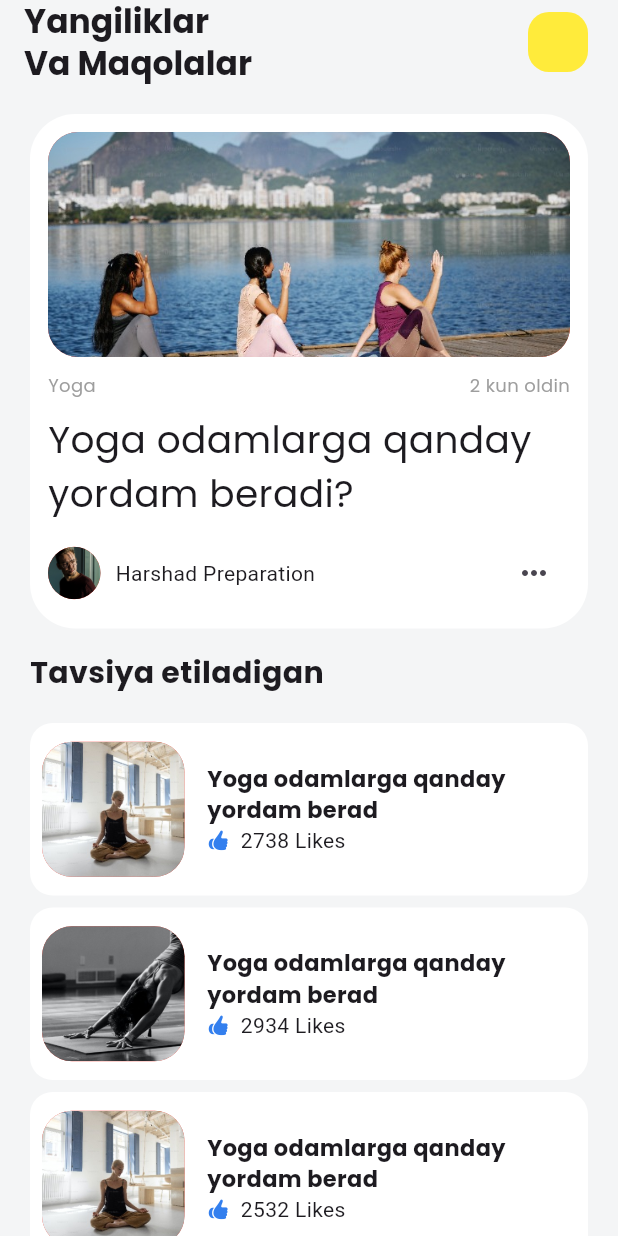
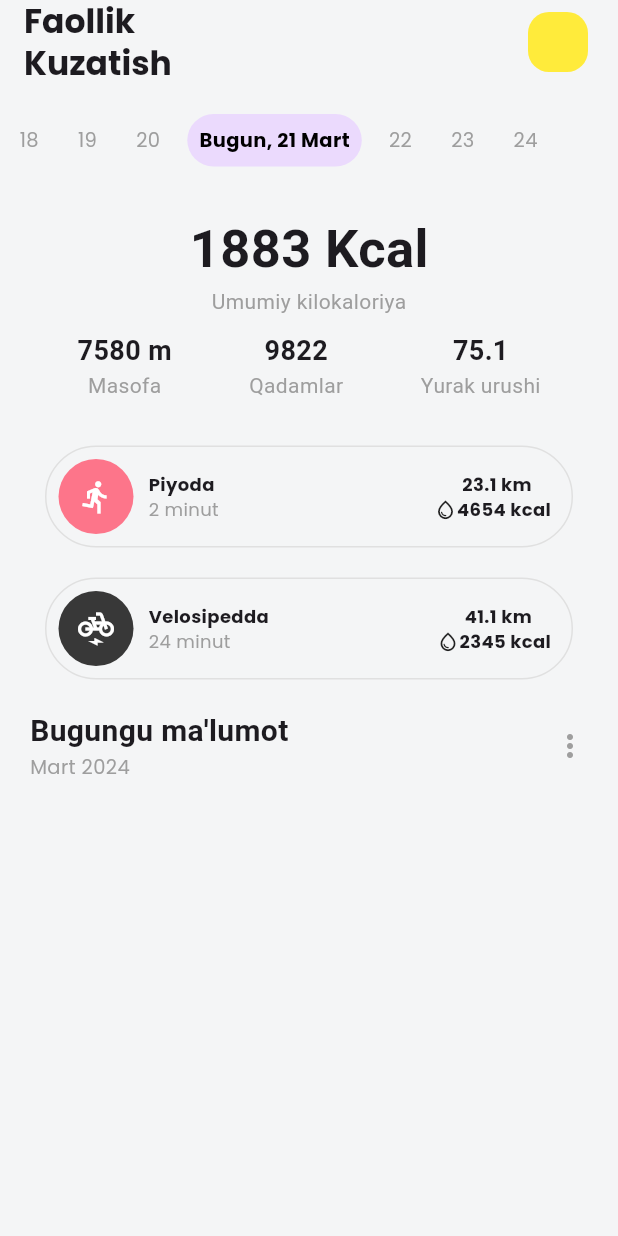
Before and after one commit to LaurantLecarde/HealthyWomen, a Flutter app: the screen it shows after launch, on a phone screen of 412 x 824 dp. Run offline on Flutter 3.47's test engine with Material 3 defaults, Android fonts, the light colour scheme and no system bars; our stand-ins replace gap, google_fonts.

Commit message:
lkfdjsa;lk

```diff
--- a/lib/constants/colors_app.dart
+++ b/lib/constants/colors_app.dart
@@ -1,6 +1,6 @@
 import 'package:flutter/material.dart';
 
-mainTheme(context){
- final mainTheme = Theme.of(context).primaryColor;
-return mainTheme;
+mainTheme(context) {
+  final mainTheme = Theme.of(context).primaryColor;
+  return mainTheme;
 }
--- a/lib/constants/navigators.dart
+++ b/lib/constants/navigators.dart
@@ -1,5 +1,4 @@
 import 'package:flutter/cupertino.dart';
-import 'package:flutter/material.dart';
 
 navPush(context,Widget to){
   Navigator.of(context).push(CupertinoPageRoute(builder: (context)=>to));
--- a/lib/main.dart
+++ b/lib/main.dart
@@ -1,4 +1,5 @@
 import 'package:flutter/material.dart';
+import 'package:healthy_women/presentation/screens/bottom_screens/analystics_pages/analystic_page.dart';
 import 'package:healthy_women/presentation/screens/bottom_screens/news_pages/news_page.dart';
 import 'package:healthy_women/presentation/screens/main_page.dart';
 
@@ -18,7 +19,7 @@ class HealthyWomen extends StatelessWidget {
         useMaterial3: true,
         primaryColor: const Color(0xfff4f5f6)
       ),
-      home: const NewsPage(),
+      home: const AnalyzePage(),
     );
   }
 }
--- /dev/null
+++ b/lib/presentation/screens/bottom_screens/analystics_pages/analystic_page.dart
@@ -0,0 +1,300 @@
+import 'package:flutter/material.dart';
+import 'package:gap/gap.dart';
+import 'package:google_fonts/google_fonts.dart';
+
+import '../../../../constants/colors_app.dart';
+
+class AnalyzePage extends StatefulWidget {
+  const AnalyzePage({super.key});
+
+  @override
+  State<AnalyzePage> createState() => _DateShowerState();
+}
+
+class _DateShowerState extends State<AnalyzePage> {
+  @override
+  Widget build(BuildContext context) {
+    return Scaffold(
+      backgroundColor: mainTheme(context),
+      appBar: AppBar(
+        backgroundColor: mainTheme(context),
+        elevation: 0,
+        scrolledUnderElevation: 0,
+        title: Text("Faollik\nKuzatish",
+            style: GoogleFonts.poppins(fontWeight: FontWeight.bold)),
+        actions: [
+          Padding(
+            padding: const EdgeInsets.only(right: 20),
+            child: Container(
+                decoration: BoxDecoration(
+                    color: Colors.yellow,
+                    borderRadius: BorderRadius.circular(14)),
+                height: 40,
+                width: 40,
+                child: null),
+          )
+        ],
+      ),
+      body: _analyzesSection(),
+    );
+  }
+
+  _analyzesSection() {
+    return SingleChildScrollView(
+      child: Column(
+        children: [
+          const Gap(20),
+          _dateSection(),
+          _kcalSection(),
+          _footBikeSection(),
+          _todayInfo()
+        ],
+      ),
+    );
+  }
+
+  _kcalSection() {
+    return Container(
+      padding: const EdgeInsets.symmetric(vertical: 30),
+      child: const Column(
+        mainAxisAlignment: MainAxisAlignment.center,
+        crossAxisAlignment: CrossAxisAlignment.center,
+        children: [
+          Text("1883 Kcal",
+              style: TextStyle(fontWeight: FontWeight.bold, fontSize: 35)),
+          Text("Umumiy kilokaloriya", style: TextStyle(color: Colors.grey)),
+          Gap(10),
+          Row(
+            mainAxisAlignment: MainAxisAlignment.spaceEvenly,
+            crossAxisAlignment: CrossAxisAlignment.center,
+            children: [
+              Column(
+                mainAxisAlignment: MainAxisAlignment.center,
+                crossAxisAlignment: CrossAxisAlignment.center,
+                children: [
+                  Text("7580 m",
+                      style:
+                          TextStyle(fontWeight: FontWeight.bold, fontSize: 18)),
+                  Text("Masofa", style: TextStyle(color: Colors.grey)),
+                ],
+              ),
+              Column(
+                mainAxisAlignment: MainAxisAlignment.center,
+                crossAxisAlignment: CrossAxisAlignment.center,
+                children: [
+                  Text("9822",
+                      style:
+                          TextStyle(fontWeight: FontWeight.bold, fontSize: 18)),
+                  Text("Qadamlar", style: TextStyle(color: Colors.grey)),
+                ],
+              ),
+              Column(
+                mainAxisAlignment: MainAxisAlignment.center,
+                crossAxisAlignment: CrossAxisAlignment.center,
+                children: [
+                  Text("75.1",
+                      style:
+                          TextStyle(fontWeight: FontWeight.bold, fontSize: 18)),
+                  Text("Yurak urushi", style: TextStyle(color: Colors.grey)),
+                ],
+              ),
+            ],
+          )
+        ],
+      ),
+    );
+  }
+
+  _footBikeSection() {
+    return Container(
+      padding: const EdgeInsets.symmetric(horizontal: 30),
+      child: Column(
+        mainAxisAlignment: MainAxisAlignment.center,
+        crossAxisAlignment: CrossAxisAlignment.center,
+        children: [
+          _singleDataBuilder(const Color(0xfffd758a), "Piyoda", 2, 23.1, 4654,
+              Icons.directions_run),
+          const Gap(20),
+          _singleDataBuilder(const Color(0xff383838), "Velosipedda", 24, 41.1,
+              2345, Icons.electric_bike)
+        ],
+      ),
+    );
+  }
+
+  _singleDataBuilder(Color color, String type, num time, num destination,
+      num kcal, IconData icon) {
+    return Container(
+      padding: const EdgeInsets.all(8),
+      decoration: BoxDecoration(
+          borderRadius: BorderRadius.circular(35),
+          border: Border.all(color: Colors.grey.shade300)),
+      child: Row(
+        mainAxisAlignment: MainAxisAlignment.spaceBetween,
+        crossAxisAlignment: CrossAxisAlignment.center,
+        children: [
+          SizedBox(
+            child: Row(
+              mainAxisAlignment: MainAxisAlignment.center,
+              crossAxisAlignment: CrossAxisAlignment.center,
+              children: [
+                Container(
+                  height: 50,
+                  width: 50,
+                  decoration: BoxDecoration(
+                      borderRadius: BorderRadius.circular(2000), color: color),
+                  child: Center(child: Icon(icon, color: Colors.white)),
+                ),
+                const Gap(10),
+                Column(
+                  mainAxisAlignment: MainAxisAlignment.center,
+                  crossAxisAlignment: CrossAxisAlignment.start,
+                  children: [
+                    Text(
+                      type,
+                      style: GoogleFonts.poppins(
+                          fontWeight: FontWeight.bold, fontSize: 12),
+                    ),
+                    Text("$time minut",
+                        style: GoogleFonts.poppins(
+                            color: Colors.grey, fontSize: 12))
+                  ],
+                ),
+              ],
+            ),
+          ),
+          SizedBox(
+            child: Column(
+              mainAxisAlignment: MainAxisAlignment.center,
+              crossAxisAlignment: CrossAxisAlignment.center,
+              children: [
+                Text(
+                  "$destination km",
+                  style: GoogleFonts.poppins(
+                      fontWeight: FontWeight.bold, fontSize: 12),
+                ),
+                Row(
+                  children: [
+                    Icon(Icons.water_drop_outlined, size: 15),
+                    Text(
+                      "$kcal kcal  ",
+                      style: GoogleFonts.poppins(
+                          fontWeight: FontWeight.bold, fontSize: 12),
+                    ),
+                  ],
+                )
+              ],
+            ),
+          )
+        ],
+      ),
+    );
+  }
+
+  _todayInfo() {
+    final today = DateTime.now();
+    return Container(
+      padding: EdgeInsets.all(20),
+      child: Column(
+        mainAxisAlignment: MainAxisAlignment.start,
+        crossAxisAlignment: CrossAxisAlignment.center,
+        children: [
+          Row(
+            mainAxisAlignment: MainAxisAlignment.spaceBetween,
+            crossAxisAlignment: CrossAxisAlignment.center,
+            children: [
+              Column(
+                mainAxisAlignment: MainAxisAlignment.center,
+                crossAxisAlignment: CrossAxisAlignment.start,
+                children: [
+                  Text("Bugungu ma'lumot",
+                      style:
+                          TextStyle(fontWeight: FontWeight.bold, fontSize: 20)),
+                  Text("${_getMonthName(today.month)} ${today.year}",
+                      style: GoogleFonts.poppins(color: Colors.grey, fontSize: 13)),
+                ],
+              ),
+              Icon(Icons.more_vert,color: Colors.grey)
+            ],
+          )
+        ],
+      ),
+    );
+  }
+
+  _dateSection() {
+    final today = DateTime.now();
+    final dateStrings = [
+      for (int i = -3; i <= 3; i++)
+        i == 0
+            ? _formatToday(today)
+            : today.add(Duration(days: i)).day.toString()
+    ];
+    return SizedBox(
+      height: 35,
+      child: ListView(
+        scrollDirection: Axis.horizontal,
+        children: dateStrings.map((dateString) {
+          final isToday = dateString.startsWith('Bugun');
+          return _buildDateTile(dateString, isToday);
+        }).toList(),
+      ),
+    );
+  }
+
+  String _formatToday(DateTime date) {
+    return 'Bugun, ${date.day} ${_getMonthName(date.month)}';
+  }
+
+  String _getMonthName(int month) {
+    switch (month) {
+      case 1:
+        return 'Yanvar';
+      case 2:
+        return 'Fevral';
+      case 3:
+        return 'Mart';
+      case 4:
+        return 'Aprel';
+      case 5:
+        return 'May';
+      case 6:
+        return 'Iyun';
+      case 7:
+        return 'Iyul';
+      case 8:
+        return 'Avgust';
+      case 9:
+        return 'Sentyabr';
+      case 10:
+        return 'Oktyabr';
+      case 11:
+        return 'Noyabr';
+      case 12:
+        return 'Dekabr';
+      default:
+        return '';
+    }
+  }
+
+  Widget _buildDateTile(String dateString, bool isToday) {
+    return Padding(
+      padding: const EdgeInsets.symmetric(horizontal: 5.0),
+      child: Container(
+        padding: const EdgeInsets.all(8.0),
+        decoration: BoxDecoration(
+          borderRadius: BorderRadius.circular(25.0),
+          color: isToday ? const Color(0xffebdafd) : null,
+        ),
+        child: Text(
+          dateString,
+          style: GoogleFonts.poppins(
+            fontSize: 13,
+            fontWeight: isToday ? FontWeight.bold : FontWeight.normal,
+            color: isToday ? Colors.black : Colors.grey,
+          ),
+        ),
+      ),
+    );
+  }
+}
--- a/pubspec.yaml
+++ b/pubspec.yaml
@@ -37,6 +37,7 @@ dependencies:
   cupertino_icons: ^1.0.6
   google_fonts: ^6.2.1
   gap: ^3.0.1
+  intl: ^0.19.0
 
 dev_dependencies:
   flutter_test:
```
Also changed, not shown: pubspec.lock.
